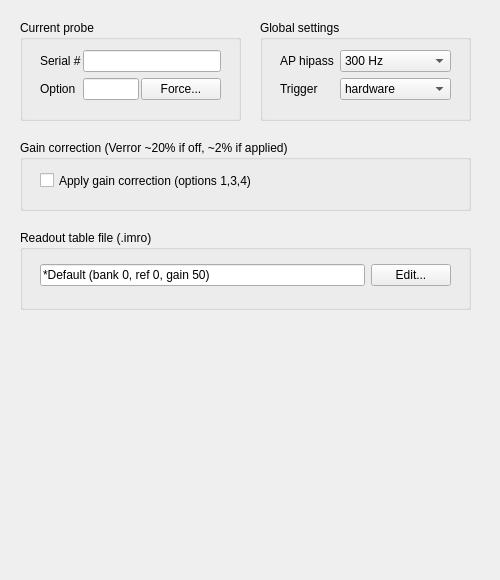
Qt form Forms/IMCfgTab.ui (billkarsh/SpikeGLX) before a commit.
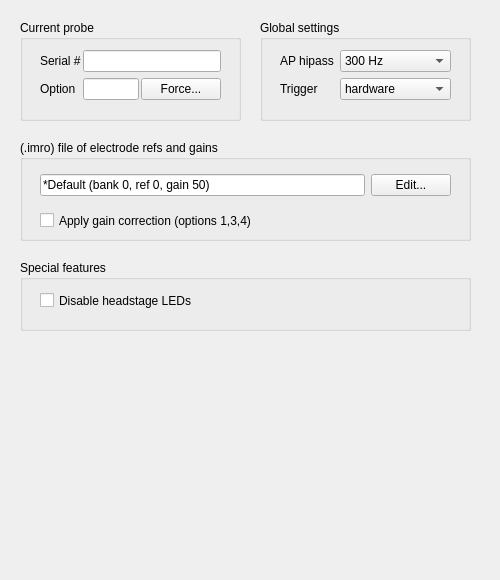
The same form after that commit.

Commit message: Add Imec v4.2 + option to disable-LEDs

Diff of the .ui file:
```diff
--- a/Forms/IMCfgTab.ui
+++ b/Forms/IMCfgTab.ui
@@ -185,13 +185,13 @@
    <property name="geometry">
     <rect>
      <x>20</x>
-     <y>230</y>
+     <y>140</y>
      <width>451</width>
-     <height>80</height>
+     <height>101</height>
     </rect>
    </property>
    <property name="title">
-    <string>Readout table file (.imro)</string>
+    <string>(.imro) file of electrode refs and gains</string>
    </property>
    <widget class="QWidget" name="horizontalLayoutWidget">
     <property name="geometry">
@@ -219,19 +219,6 @@
      </item>
     </layout>
    </widget>
-  </widget>
-  <widget class="QGroupBox" name="gainCorGB">
-   <property name="geometry">
-    <rect>
-     <x>20</x>
-     <y>140</y>
-     <width>451</width>
-     <height>71</height>
-    </rect>
-   </property>
-   <property name="title">
-    <string>Gain correction (Verror ~20% if off, ~2% if applied)</string>
-   </property>
    <widget class="QCheckBox" name="gainCorChk">
     <property name="enabled">
      <bool>true</bool>
@@ -239,7 +226,7 @@
     <property name="geometry">
      <rect>
       <x>20</x>
-      <y>30</y>
+      <y>70</y>
       <width>411</width>
       <height>21</height>
      </rect>
@@ -249,6 +236,35 @@
     </property>
    </widget>
   </widget>
+  <widget class="QGroupBox" name="specialGB">
+   <property name="geometry">
+    <rect>
+     <x>20</x>
+     <y>260</y>
+     <width>451</width>
+     <height>71</height>
+    </rect>
+   </property>
+   <property name="title">
+    <string>Special features</string>
+   </property>
+   <widget class="QCheckBox" name="noLEDChk">
+    <property name="geometry">
+     <rect>
+      <x>20</x>
+      <y>30</y>
+      <width>411</width>
+      <height>21</height>
+     </rect>
+    </property>
+    <property name="toolTip">
+     <string>May help reduce noise and animal distraction</string>
+    </property>
+    <property name="text">
+     <string>Disable headstage LEDs</string>
+    </property>
+   </widget>
+  </widget>
  </widget>
  <tabstops>
   <tabstop>hpCB</tabstop>
```
Left out of the diff: 10 changed lines with no effect on the pictures. The commit also changes 11 other files.
